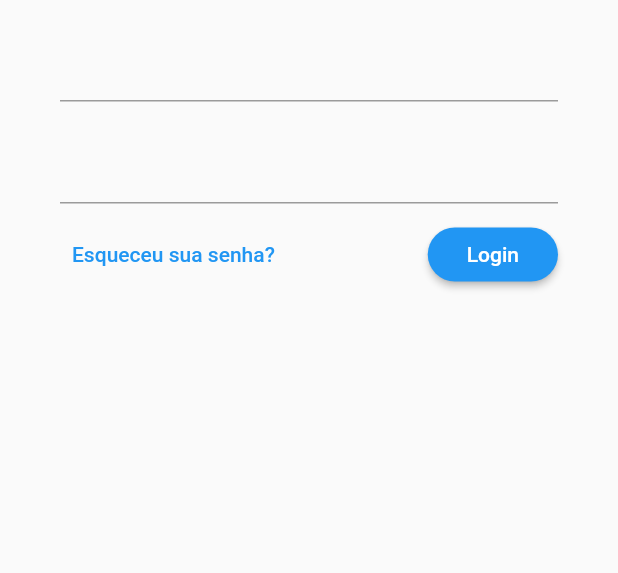
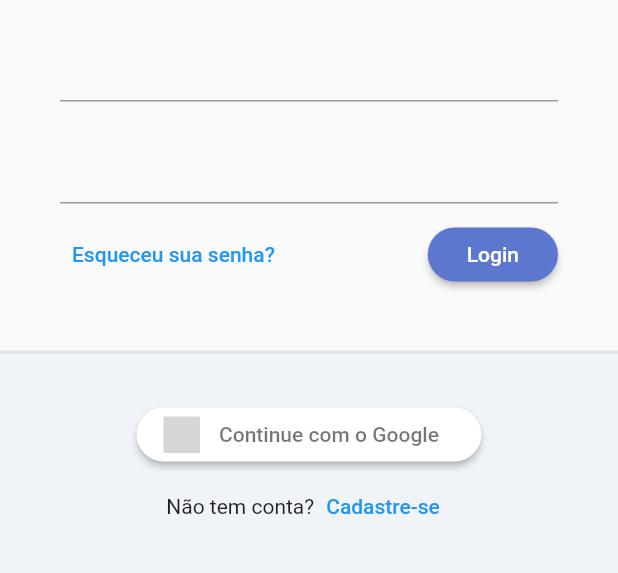
Before and after one commit to juniornsantos/todo_list, a Flutter app: the screen it shows after launch, on a phone screen of 412 x 824 dp, the part 350-923 px from its top. Run offline on Flutter 3.47's test engine with Material 2 defaults, Android fonts, the phone set to English and light mode, and no system bars; our stand-ins replace flutter_signin_button, google_fonts, sqflite, sqflite_common, synchronized; accounts and stored records are empty; Roboto replaces fonts that are missing (Mandali); grey boxes are pictures that could not be loaded.

```diff
--- a/lib/app/app_widget.dart
+++ b/lib/app/app_widget.dart
@@ -2,6 +2,7 @@ import 'package:flutter/material.dart';
 import 'package:provider/provider.dart';
 import 'package:todo_list/app/core/database/migrations/sqlite_adm_connection.dart';
 import 'package:todo_list/app/core/database/sqlite_connection_factory.dart';
+import 'package:todo_list/app/core/ui/todo_list_ui_config.dart';
 import 'package:todo_list/app/modules/auth/auth_module.dart';
 import 'package:todo_list/app/modules/auth/login/login_controller.dart';
 import 'package:todo_list/app/modules/auth/login/login_page.dart';
@@ -33,6 +34,7 @@ class _AppWidgetState extends State<AppWidget> {
     return MaterialApp(
       title: 'Todo List Provider',
       initialRoute: '/login',
+      theme: TodoListUiConfig.theme,
       routes: {
         ...AuthModule().routers,
       },
--- a/lib/app/core/ui/theme_extensions.dart
+++ b/lib/app/core/ui/theme_extensions.dart
@@ -3,6 +3,7 @@ import 'package:flutter/material.dart';
 extension ThemeExtension on BuildContext {
   Color get primaryColor => Theme.of(this).primaryColor;
   Color get primaryColorLigth => Theme.of(this).primaryColorLight;
+  // ignore: deprecated_member_use
   Color get buttonColor => Theme.of(this).buttonColor;
   TextTheme get textTheme => Theme.of(this).textTheme;
 
--- a/lib/app/core/ui/todo_list_ui_config.dart
+++ b/lib/app/core/ui/todo_list_ui_config.dart
@@ -1,11 +1,17 @@
 import 'package:flutter/material.dart';
+import 'package:google_fonts/google_fonts.dart';
 
 class TodoListUiConfig {
   TodoListUiConfig._();
   static ThemeData get theme => ThemeData(
-        // textTheme:
+        textTheme: GoogleFonts.mandaliTextTheme(),
         primaryColor: Color(0xff5C77CE),
         primaryColorLight: Color(0xFFABC8F7),
+        elevatedButtonTheme: ElevatedButtonThemeData(
+          style: ElevatedButton.styleFrom(
+            backgroundColor: Color(0xFF5C77CE),
+          ),
+        ),
       );
 }
 // 93 18min
--- a/lib/app/modules/auth/login/login_page.dart
+++ b/lib/app/modules/auth/login/login_page.dart
@@ -1,4 +1,6 @@
 import 'package:flutter/material.dart';
+import 'package:flutter_signin_button/button_view.dart';
+import 'package:flutter_signin_button/flutter_signin_button.dart';
 import 'package:todo_list/app/core/widget/todo_list_logo.dart';
 // import 'package:provider/provider.dart';
 // import 'package:todo_list/app/modules/auth/login/login_controller.dart';
@@ -66,6 +68,49 @@ class LoginPage extends StatelessWidget {
                           ],
                         ),
                       ),
+                    ),
+                    SizedBox(
+                      height: 20,
+                    ),
+                    Expanded(
+                      child: Container(
+                        decoration: BoxDecoration(
+                          color: Color(0xFFF0F3F7),
+                          border: Border(
+                            top: BorderSide(
+                              width: 2,
+                              color: Colors.grey.withAlpha(50),
+                            ),
+                          ),
+                        ),
+                        child: Column(
+                          children: [
+                            SizedBox(
+                              height: 30,
+                            ),
+                            SignInButton(
+                              Buttons.Google,
+                              text: 'Continue com o Google',
+                              padding: const EdgeInsets.all(5),
+                              shape: OutlineInputBorder(
+                                borderRadius: BorderRadius.circular(30),
+                                borderSide: BorderSide.none,
+                              ),
+                              onPressed: () {},
+                            ),
+                            Row(
+                              mainAxisAlignment: MainAxisAlignment.center,
+                              children: [
+                                Text('Não tem conta?'),
+                                TextButton(
+                                  onPressed: () {},
+                                  child: Text('Cadastre-se'),
+                                ),
+                              ],
+                            )
+                          ],
+                        ),
+                      ),
                     )
                   ],
                 ),
--- a/pubspec.yaml
+++ b/pubspec.yaml
@@ -36,9 +36,12 @@ dependencies:
   path: ^1.8.0
 
 
+
   # The following adds the Cupertino Icons font to your application.
   # Use with the CupertinoIcons class for iOS style icons.
   cupertino_icons: ^1.0.2
+  google_fonts: ^2.1.0
+  flutter_signin_button: ^2.0.0
 
 dev_dependencies:
   flutter_test:
```
Also changed, not shown: pubspec.lock.
